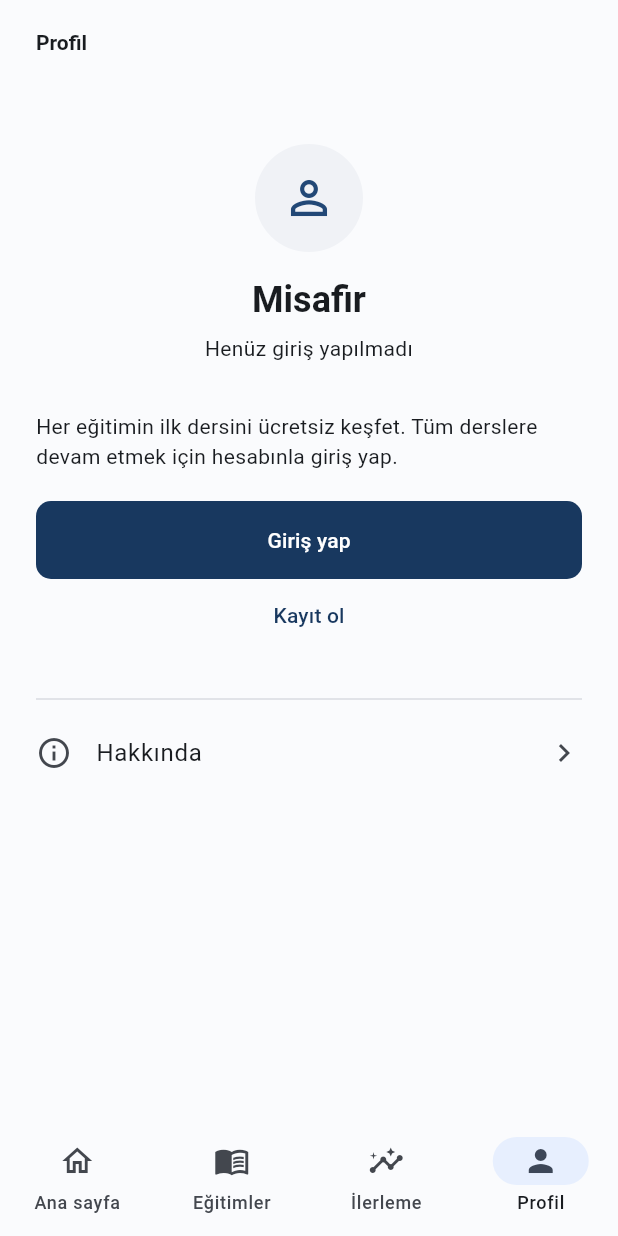
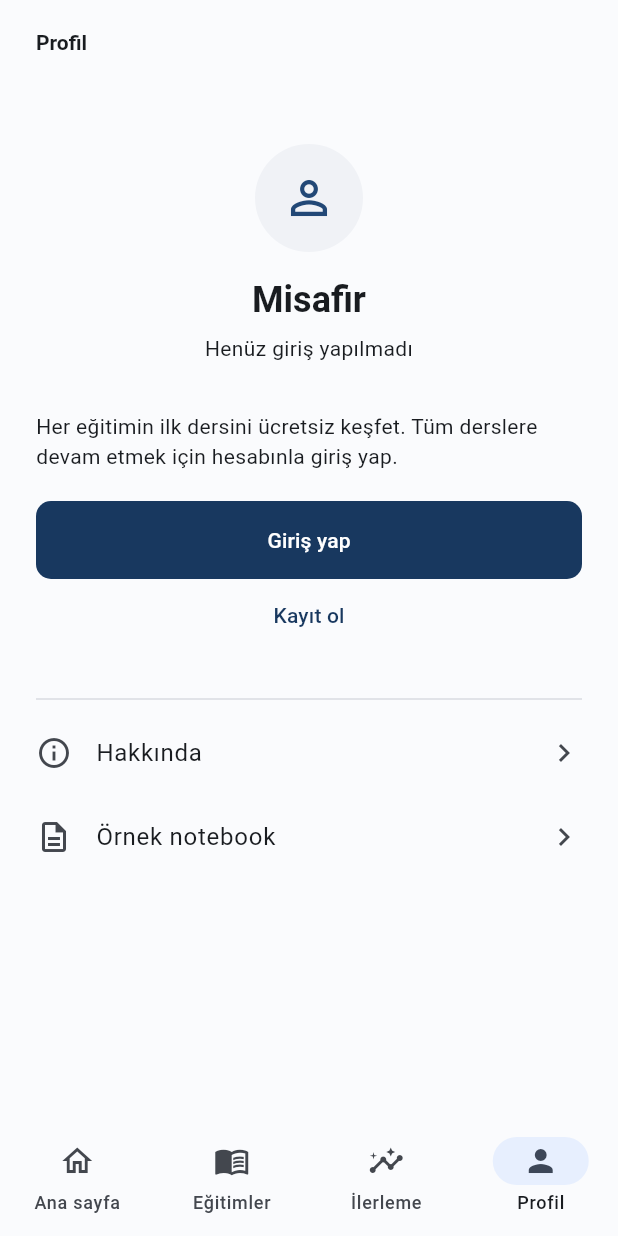
Before and after one commit to MrSqy/BLM4587, a Flutter app: the screen it shows after launch, item 4 of the bottom bar chosen, on a phone screen of 412 x 824 dp. Run offline on Flutter 3.47's test engine with Material 3 defaults, Android fonts, the phone set to English and light mode, and no system bars; our stand-ins replace flutter_markdown_plus, flutter_secure_storage, shared_preferences.

Commit message:
feat: profilden örnek notebook'a isimli rota

```diff
--- a/lib/ekranlar/profil_ekrani.dart
+++ b/lib/ekranlar/profil_ekrani.dart
@@ -94,6 +94,13 @@ class _ProfilEkraniState extends State<ProfilEkrani> {
           trailing: const Icon(Icons.chevron_right),
           onTap: () => Navigator.pushNamed(context, Rotalar.hakkinda),
         ),
+        ListTile(
+          contentPadding: EdgeInsets.zero,
+          leading: const Icon(Icons.description_outlined),
+          title: const Text('Örnek notebook'),
+          trailing: const Icon(Icons.chevron_right),
+          onTap: () => Navigator.pushNamed(context, Rotalar.ornekNotebook),
+        ),
       ],
     ),
   );
--- a/lib/rotalar.dart
+++ b/lib/rotalar.dart
@@ -2,6 +2,7 @@ import 'package:flutter/material.dart';
 
 import 'ekranlar/ana_iskelet.dart';
 import 'ekranlar/hakkinda_ekrani.dart';
+import 'ekranlar/notebook_goruntuleyici_ekrani.dart';
 import 'ekranlar/oturum_formu_ekrani.dart';
 
 // İsimli rotalar. Yeni bir sayfa eklerken adını buraya sabit olarak yazıp
@@ -11,11 +12,13 @@ class Rotalar {
   static const String hakkinda = '/hakkinda';
   static const String giris = '/giris';
   static const String kayit = '/kayit';
+  static const String ornekNotebook = '/notebook';
 
   static final Map<String, WidgetBuilder> tablo = {
     anaIskelet: (context) => const AnaIskelet(),
     hakkinda: (context) => const HakkindaEkrani(),
     giris: (context) => const OturumFormuEkrani(),
     kayit: (context) => const OturumFormuEkrani(kayit: true),
+    ornekNotebook: (context) => const OrnekNotebookEkrani(),
   };
 }
```
